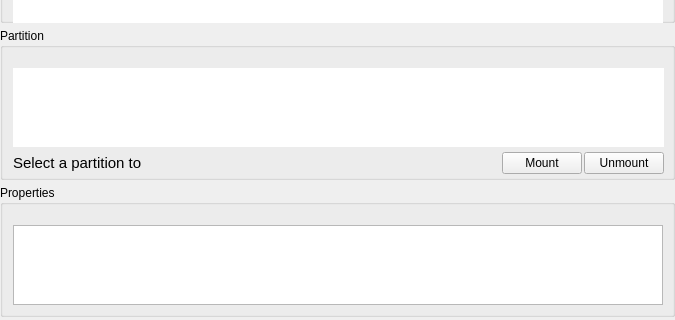
Qt form app/dashboard/pdrives.ui (rahmanshaber/corebox) before a commit; both pictures show x 0 to 675 and y 117 to 437 of the 675 by 530 pixel window.
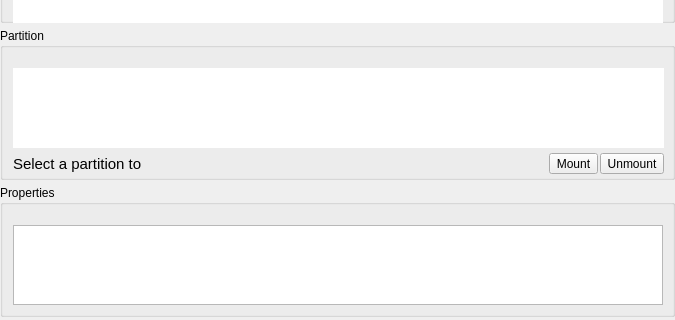
The same form after that commit.

Patch:
```diff
--- a/app/dashboard/pdrives.ui
+++ b/app/dashboard/pdrives.ui
@@ -138,16 +138,6 @@
       <property name="verticalSpacing">
        <number>5</number>
       </property>
-      <item row="2" column="2" rowspan="2">
-       <widget class="QPushButton" name="mount_2">
-        <property name="toolTip">
-         <string>Mount the Pertition</string>
-        </property>
-        <property name="text">
-         <string>Mount</string>
-        </property>
-       </widget>
-      </item>
       <item row="0" column="0" rowspan="2" colspan="4">
        <widget class="QListWidget" name="blocks">
         <property name="focusPolicy">
@@ -204,16 +194,6 @@
         </property>
        </spacer>
       </item>
-      <item row="2" column="3" rowspan="2">
-       <widget class="QPushButton" name="unmount_2">
-        <property name="toolTip">
-         <string>&lt;html&gt;&lt;head/&gt;&lt;body&gt;&lt;p&gt;Mount the Pertition&lt;/p&gt;&lt;/body&gt;&lt;/html&gt;</string>
-        </property>
-        <property name="text">
-         <string>Unmount</string>
-        </property>
-       </widget>
-      </item>
       <item row="2" column="0" rowspan="2">
        <widget class="QLabel" name="mm">
         <property name="font">
@@ -226,6 +206,26 @@
         </property>
        </widget>
       </item>
+      <item row="2" column="2" rowspan="2">
+       <widget class="QToolButton" name="mount_2">
+        <property name="toolTip">
+         <string>Mount the Pertition</string>
+        </property>
+        <property name="text">
+         <string>Mount</string>
+        </property>
+       </widget>
+      </item>
+      <item row="2" column="3" rowspan="2">
+       <widget class="QToolButton" name="unmount_2">
+        <property name="toolTip">
+         <string>&lt;html&gt;&lt;head/&gt;&lt;body&gt;&lt;p&gt;Mount the Pertition&lt;/p&gt;&lt;/body&gt;&lt;/html&gt;</string>
+        </property>
+        <property name="text">
+         <string>Unmount</string>
+        </property>
+       </widget>
+      </item>
      </layout>
     </widget>
    </item>
```
